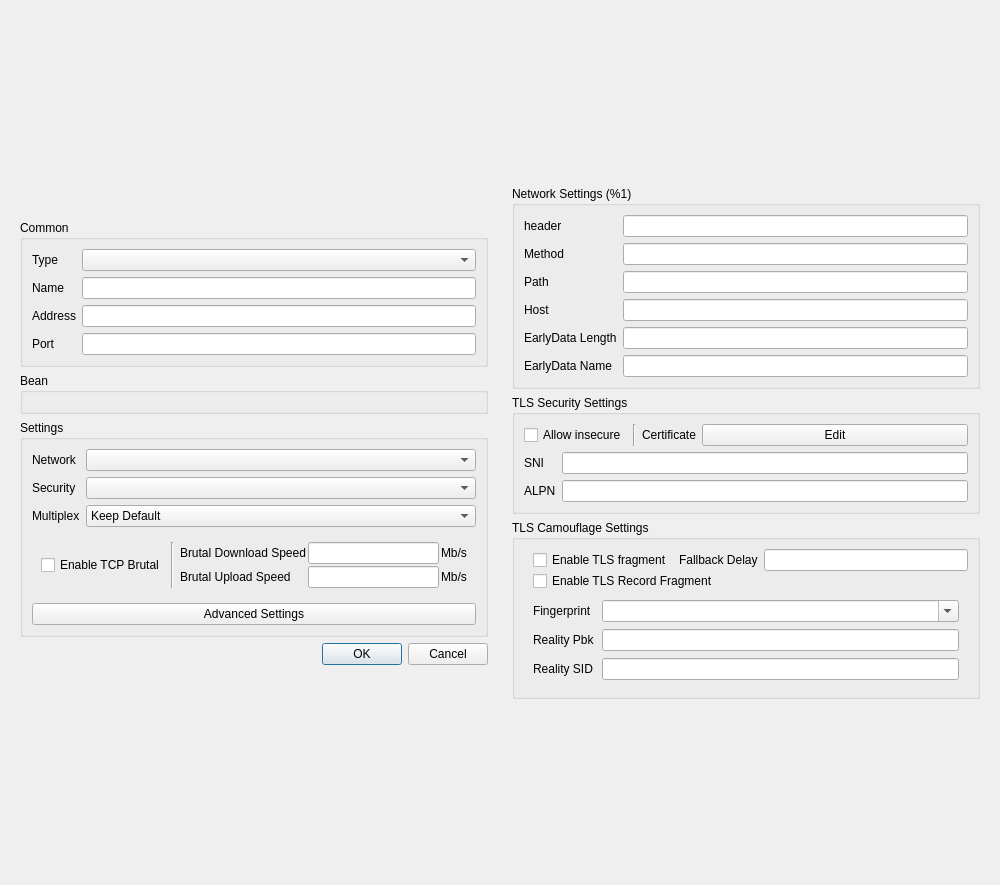
shengmo0210/Throne, file include/ui/profile/dialog_edit_profile.ui: the form before one commit.
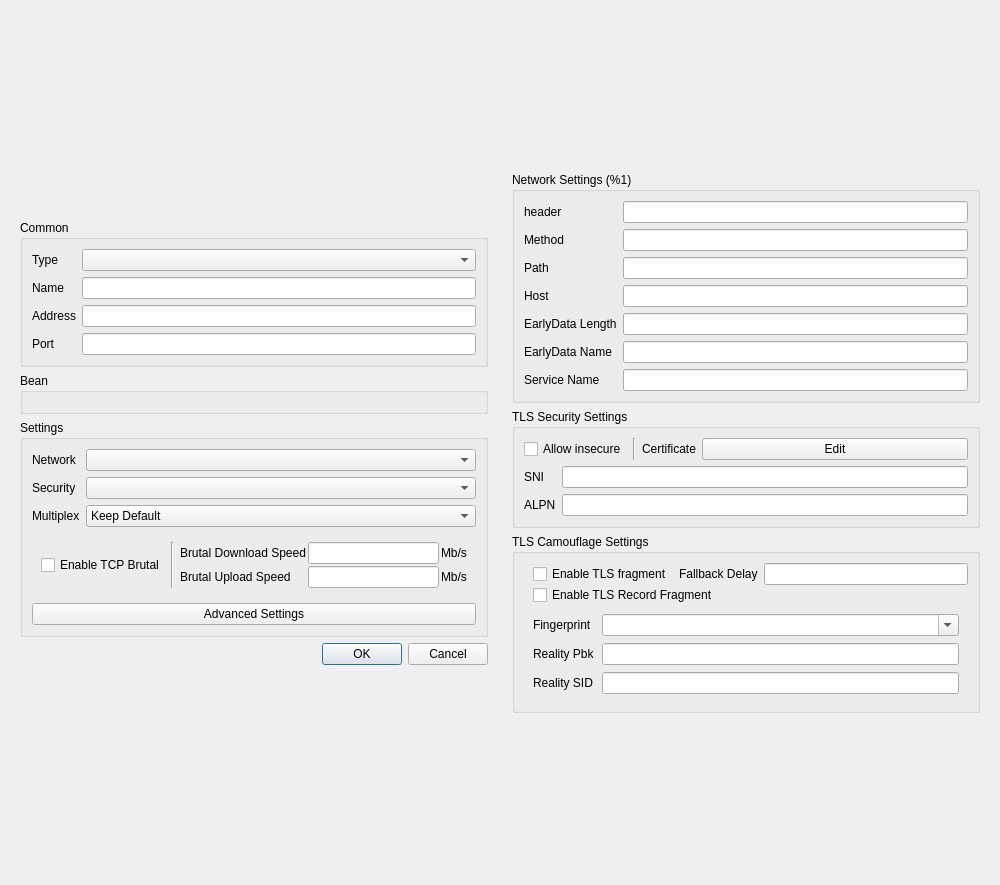
The form after the commit. Custom widgets are drawn as their Qt base class.

Commit message: fix: fix grpc transport

Patch:
```diff
--- a/include/ui/profile/dialog_edit_profile.ui
+++ b/include/ui/profile/dialog_edit_profile.ui
@@ -476,6 +476,16 @@
            </property>
           </widget>
          </item>
+         <item row="8" column="0">
+          <widget class="QLabel" name="service_name_l">
+           <property name="text">
+            <string>Service Name</string>
+           </property>
+          </widget>
+         </item>
+         <item row="8" column="1">
+          <widget class="MyLineEdit" name="service_name"/>
+         </item>
          <item row="5" column="1">
           <widget class="MyLineEdit" name="ws_early_data_name"/>
          </item>
```
The commit also changes 2 other files.
